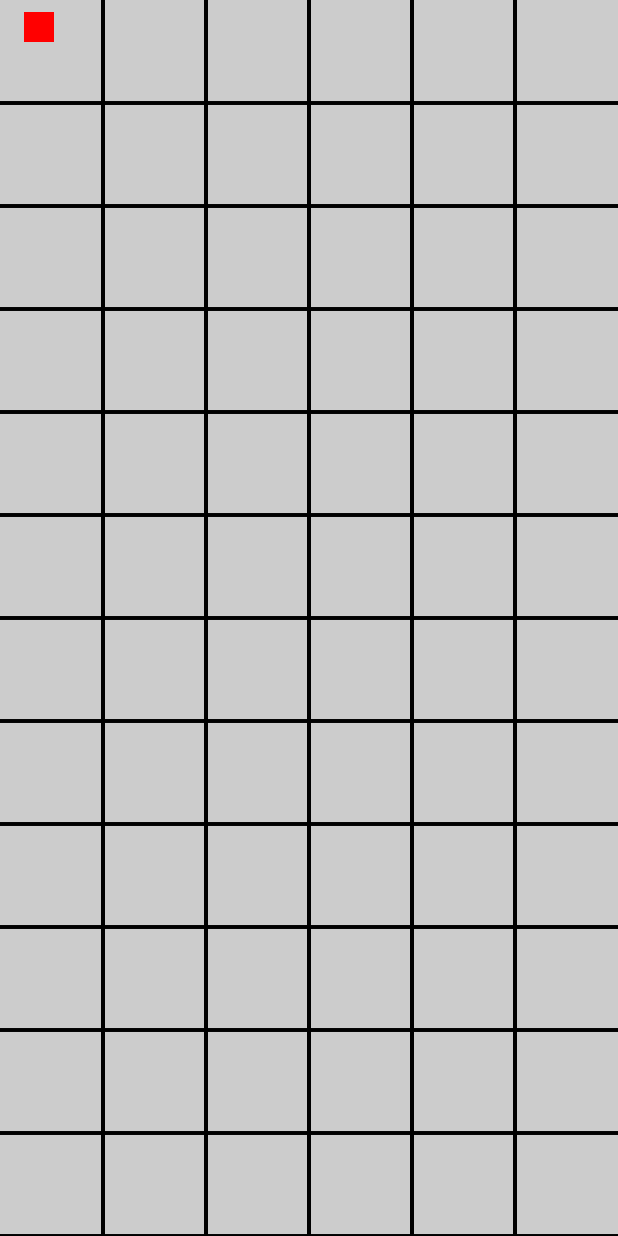
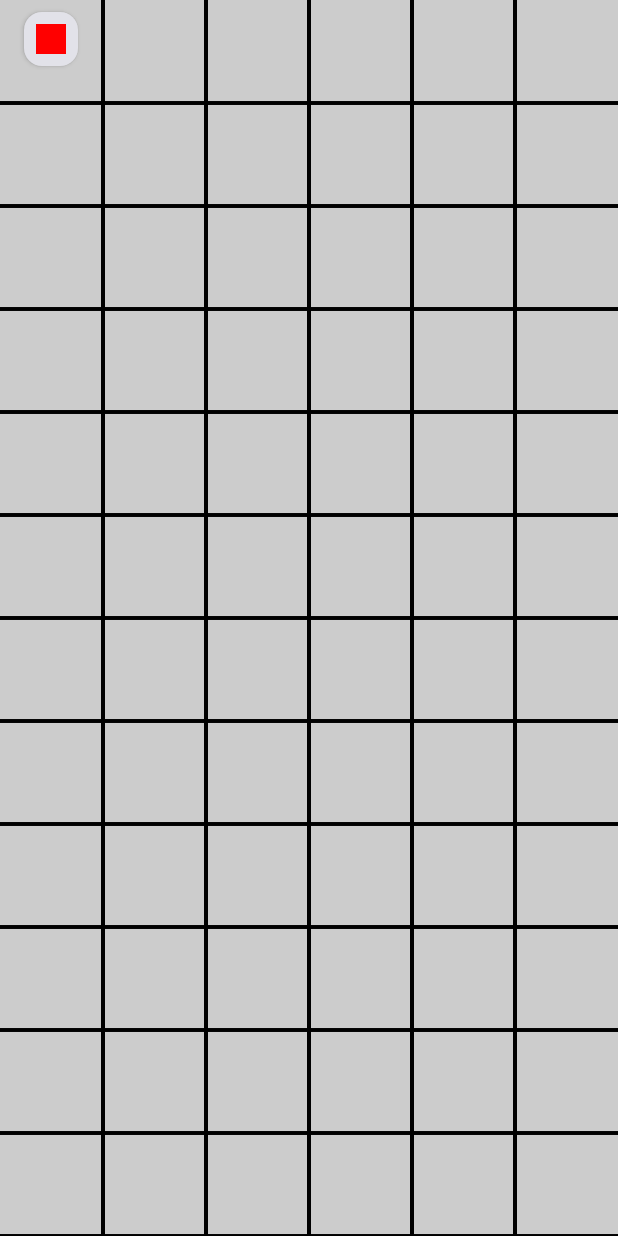
Before and after one commit to yf-1229/PiNode, an Android app built with Jetpack Compose: the @Preview function HomeBodyPreview, on a phone screen of 412 x 824 dp. Run offline under Robolectric (Android 15) with nearby library versions, the phone set to English and light mode, and no system bars; our stand-ins replace Room's generated code.

Commit message:
Node statusの中のパラメータをColor

```diff
--- a/app/src/main/java/com/example/pinode/compose/home/HomeScreen.kt
+++ b/app/src/main/java/com/example/pinode/compose/home/HomeScreen.kt
@@ -17,6 +17,8 @@ import androidx.compose.foundation.lazy.items
 import androidx.compose.foundation.shape.CircleShape
 import androidx.compose.material.icons.Icons
 import androidx.compose.material.icons.filled.Add
+import androidx.compose.material3.Card
+import androidx.compose.material3.CardDefaults
 import androidx.compose.material3.ExperimentalMaterial3Api
 import androidx.compose.material3.FloatingActionButton
 import androidx.compose.material3.Icon
@@ -31,7 +33,9 @@ import androidx.compose.ui.Modifier
 import androidx.compose.ui.draw.clip
 import androidx.compose.ui.geometry.Offset
 import androidx.compose.ui.graphics.Color
+import androidx.compose.ui.input.nestedscroll.nestedScroll
 import androidx.compose.ui.platform.LocalLayoutDirection
+import androidx.compose.ui.res.colorResource
 import androidx.compose.ui.res.dimensionResource
 import androidx.compose.ui.res.stringResource
 import androidx.compose.ui.text.style.TextAlign
@@ -64,7 +68,7 @@ fun HomeScreen(
     val scrollBehavior = TopAppBarDefaults.enterAlwaysScrollBehavior()
 
     Scaffold(
-        modifier = modifier.padding(16.dp),
+        modifier = modifier.nestedScroll(scrollBehavior.nestedScrollConnection),
         topBar = {
             PiNodeTopAppBar(
                 title = stringResource(HomeDestination.titleRes),
@@ -112,7 +116,6 @@ private fun HomeBody(
     Box( // TODO Rowにして
         modifier = modifier,
     ) {
-        DrawGrid(verticalLineCount, horizontalLineCount, strokeWidth)
         if (nodeList.isEmpty()) {
             Text(
                 text = stringResource(R.string.no_node_description),
@@ -121,6 +124,7 @@ private fun HomeBody(
                 modifier = Modifier.padding(contentPadding),
             )
         } else {
+            DrawGrid(verticalLineCount, horizontalLineCount, strokeWidth)
             PiNodeList(
                 nodeList = nodeList,
                 onItemClick = { onItemClick(it.id) },
@@ -158,13 +162,17 @@ private fun PiNodeItem(
     item: Node,
     modifier: Modifier = Modifier
 ) {
-    val color = item.status.rgb
-    Box(
-        modifier = modifier
-            .size(20.dp) // 丸のサイズ
-            .background(Color.Red) // TODO
-            .clip(CircleShape) // 丸い形状にクリップ
-    )
+    val color = item.status.color
+    Card(
+        modifier = modifier, elevation = CardDefaults.cardElevation(defaultElevation = 2.dp)
+    ) {
+        Box(
+            modifier = modifier
+                .size(20.dp) // 丸のサイズ
+                .background(color) // TODO
+                .clip(CircleShape) // 丸い形状にクリップ
+        )
+    }
 }
 
 
--- a/app/src/main/java/com/example/pinode/compose/home/HomeViewModel.kt
+++ b/app/src/main/java/com/example/pinode/compose/home/HomeViewModel.kt
@@ -12,10 +12,9 @@ import kotlinx.coroutines.flow.stateIn
 /**
  * ViewModel to retrieve all items in the Room database.
  */
-class HomeViewModel(private val nodesRepository: NodesRepository) : ViewModel() {
+class HomeViewModel(nodesRepository: NodesRepository) : ViewModel() {
 
     /**
-     * Holds home ui state. The list of items are retrieved from [ItemsRepository] and mapped to
      * [HomeUiState]
      */
     val homeUiState: StateFlow<HomeUiState> =
@@ -34,6 +33,4 @@ class HomeViewModel(private val nodesRepository: NodesRepository) : ViewModel()
 /**
  * Ui State for HomeScreen
  */
-data class HomeUiState(
-    val nodeList: List<Node> = listOf(),
-)
+data class HomeUiState(val nodeList: List<Node> = listOf())
--- a/app/src/main/java/com/example/pinode/data/Node.kt
+++ b/app/src/main/java/com/example/pinode/data/Node.kt
@@ -1,6 +1,6 @@
 package com.example.pinode.data
 
-import androidx.compose.ui.graphics.colorspace.Rgb
+import androidx.compose.ui.graphics.Color
 import androidx.room.Dao
 import androidx.room.Delete
 import androidx.room.Entity
@@ -22,8 +22,8 @@ data class Node(
     val isDeleted: Boolean
 )
 
-enum class NodeStatus(val rgb: Int){ // Node's color
-    RED(0xFF0000), YELLOW(0xFFF00), GREEN(0x008000), GRAY(0x808080), BLACK(0x000000)
+enum class NodeStatus(val color: Color){ // Node's color
+    RED(Color.Red), YELLOW(Color.Yellow), GREEN(Color.Green), GRAY(Color.Gray), BLACK(Color.Black)
 }
 
 @Dao
```
